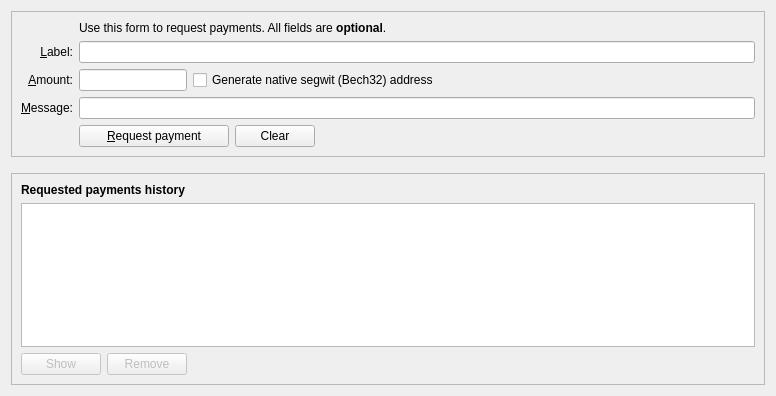
Qt form src/qt/forms/receivecoinsdialog.ui (farsider350/AustraliaCash-Core) before a commit.
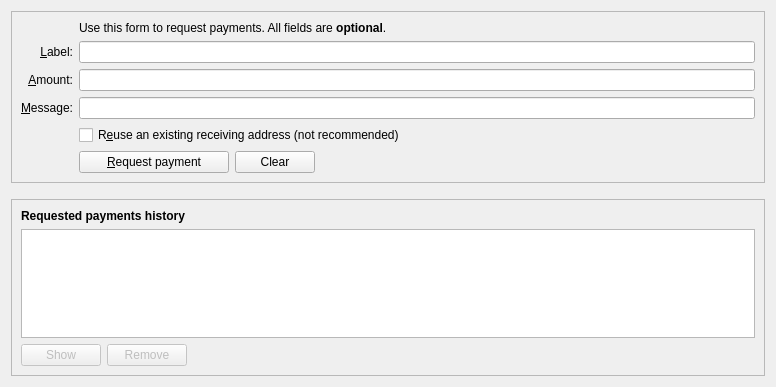
The same form after that commit. Icons and pictures are not drawn. Custom widgets are drawn as their Qt base class.

Patch:
```diff
--- a/src/qt/forms/receivecoinsdialog.ui
+++ b/src/qt/forms/receivecoinsdialog.ui
@@ -7,7 +7,7 @@
     <x>0</x>
     <y>0</y>
     <width>776</width>
-    <height>396</height>
+    <height>387</height>
    </rect>
   </property>
   <layout class="QVBoxLayout" name="verticalLayout" stretch="0,0,1">
@@ -28,26 +28,27 @@
      <layout class="QVBoxLayout" name="verticalLayout_3">
       <item>
        <layout class="QGridLayout" name="gridLayout">
-        <item row="5" column="0">
-         <widget class="QLabel" name="label">
+        <item row="7" column="2">
+         <widget class="QCheckBox" name="reuseAddress">
           <property name="toolTip">
-           <string>An optional amount to request. Leave this empty or zero to not request a specific amount.</string>
+           <string>Reuse one of the previously used receiving addresses.&lt;br&gt;Reusing addresses has security and privacy issues.&lt;br&gt;Do not use this unless re-generating a payment request made before.</string>
           </property>
           <property name="text">
-           <string>&amp;Amount:</string>
+           <string>R&amp;euse an existing receiving address (not recommended)</string>
           </property>
-          <property name="alignment">
-           <set>Qt::AlignRight|Qt::AlignTrailing|Qt::AlignVCenter</set>
-          </property>
-          <property name="buddy">
-           <cstring>reqAmount</cstring>
+         </widget>
+        </item>
+        <item row="7" column="0">
+         <widget class="QLabel" name="label_4">
+          <property name="text">
+           <string/>
           </property>
          </widget>
         </item>
         <item row="6" column="0">
          <widget class="QLabel" name="label_3">
           <property name="toolTip">
-           <string>An optional message to attach to the payment request, which will be displayed when the request is opened. Note: The message will not be sent with the payment over the Australiacash network.</string>
+           <string>An optional message to attach to the payment request, which will be displayed when the request is opened. Note: The message will not be sent with the payment over the AusCash network.</string>
           </property>
           <property name="text">
            <string>&amp;Message:</string>
@@ -67,6 +68,13 @@
           </property>
          </widget>
         </item>
+        <item row="6" column="2">
+         <widget class="QLineEdit" name="reqMessage">
+          <property name="toolTip">
+           <string>An optional message to attach to the payment request, which will be displayed when the request is opened.&lt;br&gt;Note: The message will not be sent with the payment over the AusCash network.</string>
+          </property>
+         </widget>
+        </item>
         <item row="2" column="2">
          <widget class="QLabel" name="label_5">
           <property name="text">
@@ -90,14 +98,36 @@
           </property>
          </widget>
         </item>
-        <item row="6" column="2">
-         <widget class="QLineEdit" name="reqMessage">
+        <item row="5" column="0">
+         <widget class="QLabel" name="label">
           <property name="toolTip">
-           <string>An optional message to attach to the payment request, which will be displayed when the request is opened. Note: The message will not be sent with the payment over the Australiacash network.</string>
+           <string>An optional amount to request. Leave this empty or zero to not request a specific amount.</string>
           </property>
+          <property name="text">
+           <string>&amp;Amount:</string>
+          </property>
+          <property name="alignment">
+           <set>Qt::AlignRight|Qt::AlignTrailing|Qt::AlignVCenter</set>
+          </property>
+          <property name="buddy">
+           <cstring>reqAmount</cstring>
+          </property>
          </widget>
         </item>
-        <item row="7" column="2">
+        <item row="5" column="2">
+         <widget class="BitcoinAmountField" name="reqAmount">
+          <property name="minimumSize">
+           <size>
+            <width>80</width>
+            <height>0</height>
+           </size>
+          </property>
+          <property name="toolTip">
+           <string>An optional amount to request. Leave this empty or zero to not request a specific amount.</string>
+          </property>
+         </widget>
+        </item>
+        <item row="8" column="2">
          <layout class="QHBoxLayout" name="horizontalLayout">
           <item>
            <widget class="QPushButton" name="receiveButton">
@@ -110,10 +140,6 @@
             <property name="text">
              <string>&amp;Request payment</string>
             </property>
-            <property name="icon">
-             <iconset resource="../bitcoin.qrc">
-              <normaloff>:/icons/receiving_addresses</normaloff>:/icons/receiving_addresses</iconset>
-            </property>
            </widget>
           </item>
           <item>
@@ -130,10 +156,6 @@
             <property name="text">
              <string>Clear</string>
             </property>
-            <property name="icon">
-             <iconset resource="../bitcoin.qrc">
-              <normaloff>:/icons/remove</normaloff>:/icons/remove</iconset>
-            </property>
             <property name="autoDefault">
              <bool>false</bool>
             </property>
@@ -154,80 +176,13 @@
           </item>
          </layout>
         </item>
-        <item row="7" column="0">
+        <item row="8" column="0">
          <widget class="QLabel" name="label_7">
           <property name="text">
            <string/>
           </property>
          </widget>
         </item>
-        <item row="5" column="2">
-         <layout class="QHBoxLayout" name="horizontalLayout_6">
-          <item>
-           <widget class="BitcoinAmountField" name="reqAmount">
-            <property name="sizePolicy">
-             <sizepolicy hsizetype="Fixed" vsizetype="Fixed">
-              <horstretch>0</horstretch>
-              <verstretch>0</verstretch>
-             </sizepolicy>
-            </property>
-            <property name="minimumSize">
-             <size>
-              <width>80</width>
-              <height>0</height>
-             </size>
-            </property>
-            <property name="maximumSize">
-             <size>
-              <width>1000</width>
-              <height>100</height>
-             </size>
-            </property>
-            <property name="toolTip">
-             <string>An optional amount to request. Leave this empty or zero to not request a specific amount.</string>
-            </property>
-           </widget>
-          </item>
-          <item>
-           <widget class="QCheckBox" name="useBech32">
-            <property name="sizePolicy">
-             <sizepolicy hsizetype="Fixed" vsizetype="Fixed">
-              <horstretch>0</horstretch>
-              <verstretch>0</verstretch>
-             </sizepolicy>
-            </property>
-            <property name="maximumSize">
-             <size>
-              <width>1000</width>
-              <height>16777215</height>
-             </size>
-            </property>
-            <property name="focusPolicy">
-             <enum>Qt::StrongFocus</enum>
-            </property>
-            <property name="toolTip">
-             <string>Native segwit addresses (aka Bech32 or BIP-173) reduce your transaction fees later on and offer better protection against typos, but old wallets don't support them. When unchecked, an address compatible with older wallets will be created instead.</string>
-            </property>
-            <property name="text">
-             <string>Generate native segwit (Bech32) address</string>
-            </property>
-           </widget>
-          </item>
-          <item>
-           <spacer name="horizontalSpacer_3">
-            <property name="orientation">
-             <enum>Qt::Horizontal</enum>
-            </property>
-            <property name="sizeHint" stdset="0">
-             <size>
-              <width>0</width>
-              <height>0</height>
-             </size>
-            </property>
-           </spacer>
-          </item>
-         </layout>
-        </item>
        </layout>
       </item>
      </layout>
@@ -300,10 +255,6 @@
           <property name="text">
            <string>Show</string>
           </property>
-          <property name="icon">
-           <iconset resource="../bitcoin.qrc">
-            <normaloff>:/icons/edit</normaloff>:/icons/edit</iconset>
-          </property>
           <property name="autoDefault">
            <bool>false</bool>
           </property>
@@ -320,10 +271,6 @@
           <property name="text">
            <string>Remove</string>
           </property>
-          <property name="icon">
-           <iconset resource="../bitcoin.qrc">
-            <normaloff>:/icons/remove</normaloff>:/icons/remove</iconset>
-          </property>
           <property name="autoDefault">
            <bool>false</bool>
           </property>
```
Left out of the diff: 6 changed lines with no effect on the pictures.
